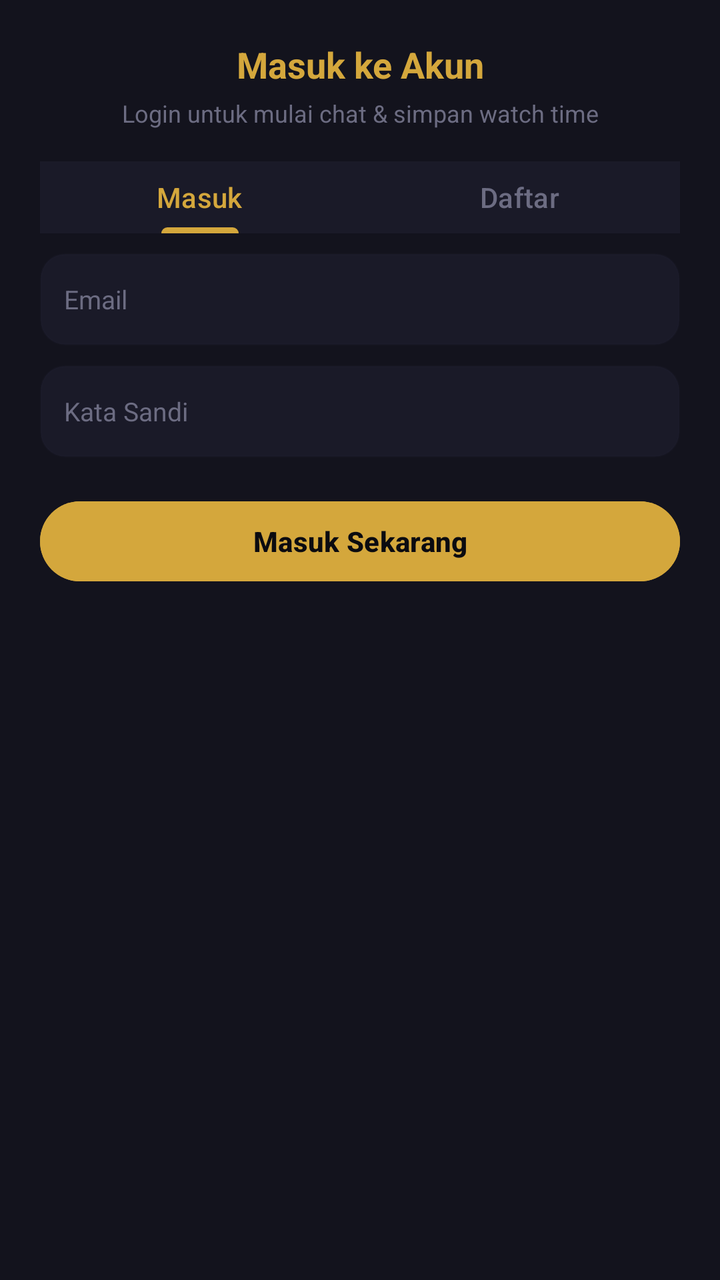
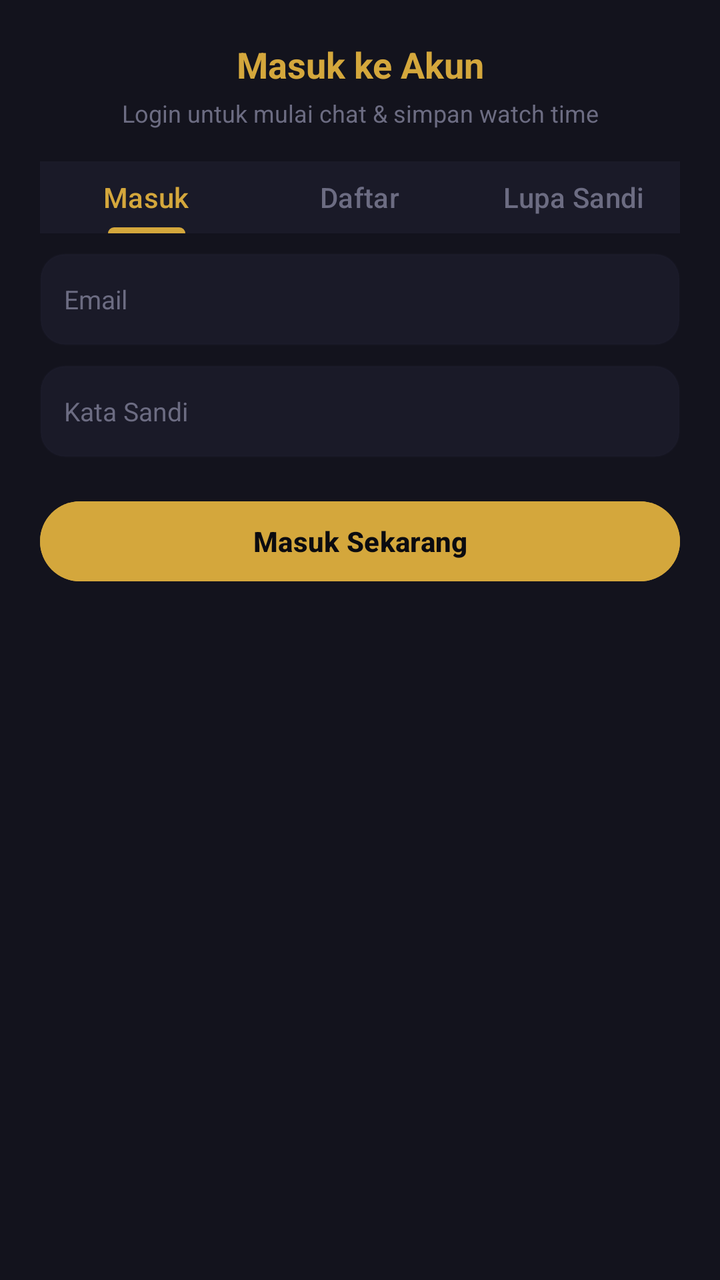

An Android layout rendered at two revisions. The XML below is the earlier revision; the diff shows what the commit changed to produce the second picture.
<!-- AndroidManifest.xml: application theme Theme.NdikaNime -->
<!-- res/layout/dialog_auth.xml -->
<?xml version="1.0" encoding="utf-8"?>
<LinearLayout xmlns:android="http://schemas.android.com/apk/res/android"
    xmlns:app="http://schemas.android.com/apk/res-auto"
    android:layout_width="match_parent"
    android:layout_height="wrap_content"
    android:background="@color/bg_surface"
    android:orientation="vertical"
    android:padding="20dp">

    <TextView
        android:id="@+id/tvAuthTitle"
        android:layout_width="match_parent"
        android:layout_height="wrap_content"
        android:gravity="center"
        android:text="Masuk ke Akun"
        android:textColor="@color/accent_gold"
        android:textSize="18sp"
        android:textStyle="bold" />

    <TextView
        android:layout_width="match_parent"
        android:layout_height="wrap_content"
        android:layout_marginTop="4dp"
        android:gravity="center"
        android:text="Login untuk mulai chat &amp; simpan watch time"
        android:textColor="@color/text_muted"
        android:textSize="12sp" />

    <com.google.android.material.tabs.TabLayout
        android:id="@+id/tabAuth"
        android:layout_width="match_parent"
        android:layout_height="36dp"
        android:layout_marginTop="16dp"
        android:background="@color/bg_card"
        app:tabIndicatorColor="@color/accent_gold"
        app:tabSelectedTextColor="@color/accent_gold"
        app:tabTextColor="@color/text_muted">

        <com.google.android.material.tabs.TabItem
            android:layout_width="wrap_content"
            android:layout_height="wrap_content"
            android:text="Masuk" />

        <com.google.android.material.tabs.TabItem
            android:layout_width="wrap_content"
            android:layout_height="wrap_content"
            android:text="Daftar" />
    </com.google.android.material.tabs.TabLayout>

    <EditText
        android:id="@+id/etName"
        android:layout_width="match_parent"
        android:layout_height="46dp"
        android:layout_marginTop="12dp"
        android:background="@drawable/bg_search_input"
        android:hint="Nama Panggilan / Nickname"
        android:inputType="textPersonName"
        android:paddingStart="12dp"
        android:paddingEnd="12dp"
        android:textColor="@color/text_primary"
        android:textColorHint="@color/text_muted"
        android:textSize="13sp"
        android:visibility="gone" />

    <EditText
        android:id="@+id/etEmail"
        android:layout_width="match_parent"
        android:layout_height="46dp"
        android:layout_marginTop="10dp"
        android:background="@drawable/bg_search_input"
        android:hint="Email"
        android:inputType="textEmailAddress"
        android:paddingStart="12dp"
        android:paddingEnd="12dp"
        android:textColor="@color/text_primary"
        android:textColorHint="@color/text_muted"
        android:textSize="13sp" />

    <EditText
        android:id="@+id/etPassword"
        android:layout_width="match_parent"
        android:layout_height="46dp"
        android:layout_marginTop="10dp"
        android:background="@drawable/bg_search_input"
        android:hint="Kata Sandi"
        android:inputType="textPassword"
        android:paddingStart="12dp"
        android:paddingEnd="12dp"
        android:textColor="@color/text_primary"
        android:textColorHint="@color/text_muted"
        android:textSize="13sp" />

    <com.google.android.material.button.MaterialButton
        android:id="@+id/btnSubmitAuth"
        android:layout_width="match_parent"
        android:layout_height="48dp"
        android:layout_marginTop="18dp"
        android:backgroundTint="@color/accent_gold"
        android:text="Masuk Sekarang"
        android:textColor="@color/bg_dark"
        android:textSize="14sp"
        android:textStyle="bold"
        app:cornerRadius="24dp" />

    <ProgressBar
        android:id="@+id/pbAuth"
        android:layout_width="wrap_content"
        android:layout_height="wrap_content"
        android:layout_gravity="center"
        android:layout_marginTop="8dp"
        android:indeterminateTint="@color/accent_gold"
        android:visibility="gone" />

</LinearLayout>
<!-- resources referenced by this layout -->
<resources>
  <color name="accent_gold">#D4A73C</color>
  <color name="bg_card">#1A1A28</color>
  <color name="bg_dark">#0B0B10</color>
  <color name="bg_surface">#13131D</color>
  <color name="text_muted">#6C6C82</color>
  <color name="text_primary">#FFFFFF</color>
  <!-- drawable bg_search_input (drawable) -->
  <?xml version="1.0" encoding="utf-8"?>
  <shape xmlns:android="http://schemas.android.com/apk/res/android"
      android:shape="rectangle">
      <corners android:radius="12dp" />
      <solid android:color="@color/bg_card" />
      <stroke android:width="1dp" android:color="@color/border_subtle" />
  </shape>
  <style name="Theme.NdikaNime" parent="Theme.Material3.Dark.NoActionBar">
          <item name="android:windowBackground">@color/bg_dark</item>
          <item name="android:colorBackground">@color/bg_dark</item>
          <item name="colorPrimary">@color/accent_gold</item>
          <item name="colorSecondary">@color/accent_orange</item>
          <item name="colorSurface">@color/bg_surface</item>
          <item name="android:statusBarColor">@color/bg_dark</item>
          <item name="android:navigationBarColor">@color/bg_dark</item>
          <item name="android:windowLightStatusBar">false</item>
      </style>
  <color name="border_subtle">#1F2F2F45</color>
  <color name="accent_orange">#FF4E2D</color>
</resources>

<!-- the commit's change to res/layout/dialog_auth.xml (unified diff, before → after) -->
@@ -45,6 +45,11 @@
             android:layout_width="wrap_content"
             android:layout_height="wrap_content"
             android:text="Daftar" />
+
+        <com.google.android.material.tabs.TabItem
+            android:layout_width="wrap_content"
+            android:layout_height="wrap_content"
+            android:text="Lupa Sandi" />
     </com.google.android.material.tabs.TabLayout>
 
     <EditText
<!-- resource entries referenced after the edit -->
@@ -23,8 +23,15 @@
           <item name="android:statusBarColor">@color/bg_dark</item>
           <item name="android:navigationBarColor">@color/bg_dark</item>
           <item name="android:windowLightStatusBar">false</item>
+          <item name="android:windowAnimationStyle">@style/WindowAnimationTransition</item>
       </style>
   <color name="border_subtle">#1F2F2F45</color>
   <color name="accent_orange">#FF4E2D</color>
+  <style name="WindowAnimationTransition">
+          <item name="android:activityOpenEnterAnimation">@anim/slide_in_right</item>
+          <item name="android:activityOpenExitAnimation">@anim/slide_out_left</item>
+          <item name="android:activityCloseEnterAnimation">@anim/slide_in_left</item>
+          <item name="android:activityCloseExitAnimation">@anim/slide_out_right</item>
+      </style>
 </resources>
 
